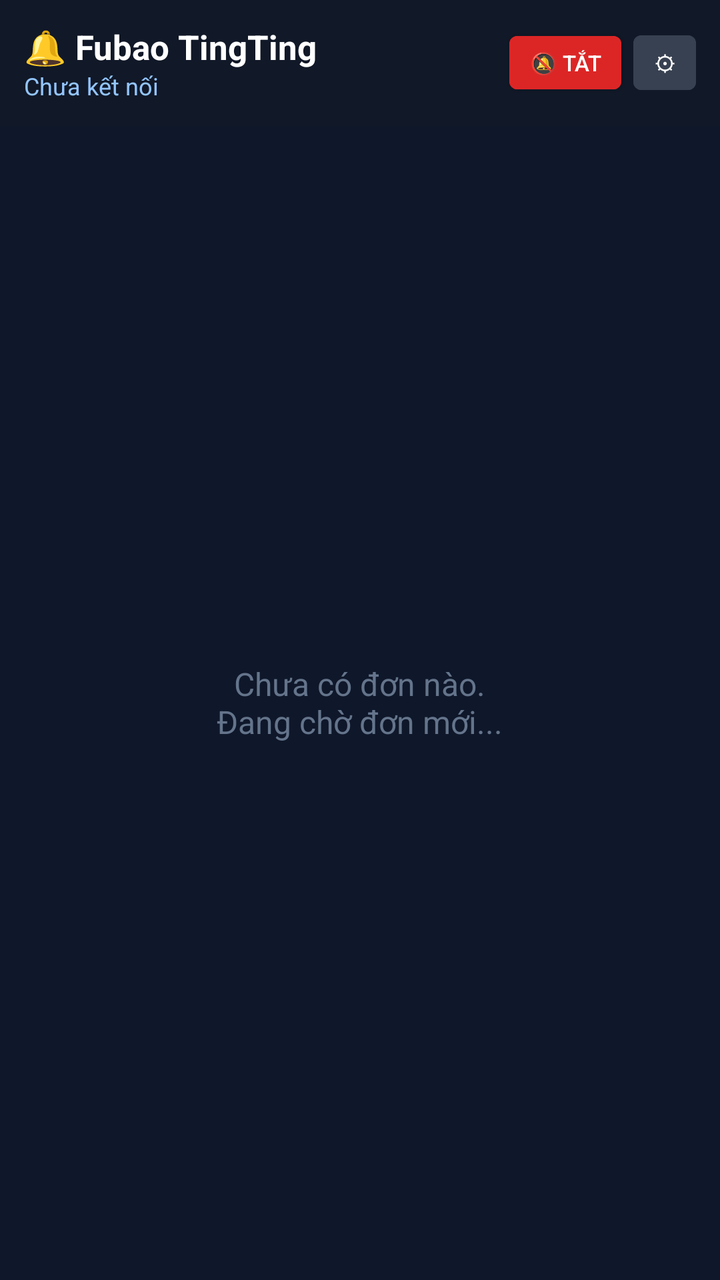
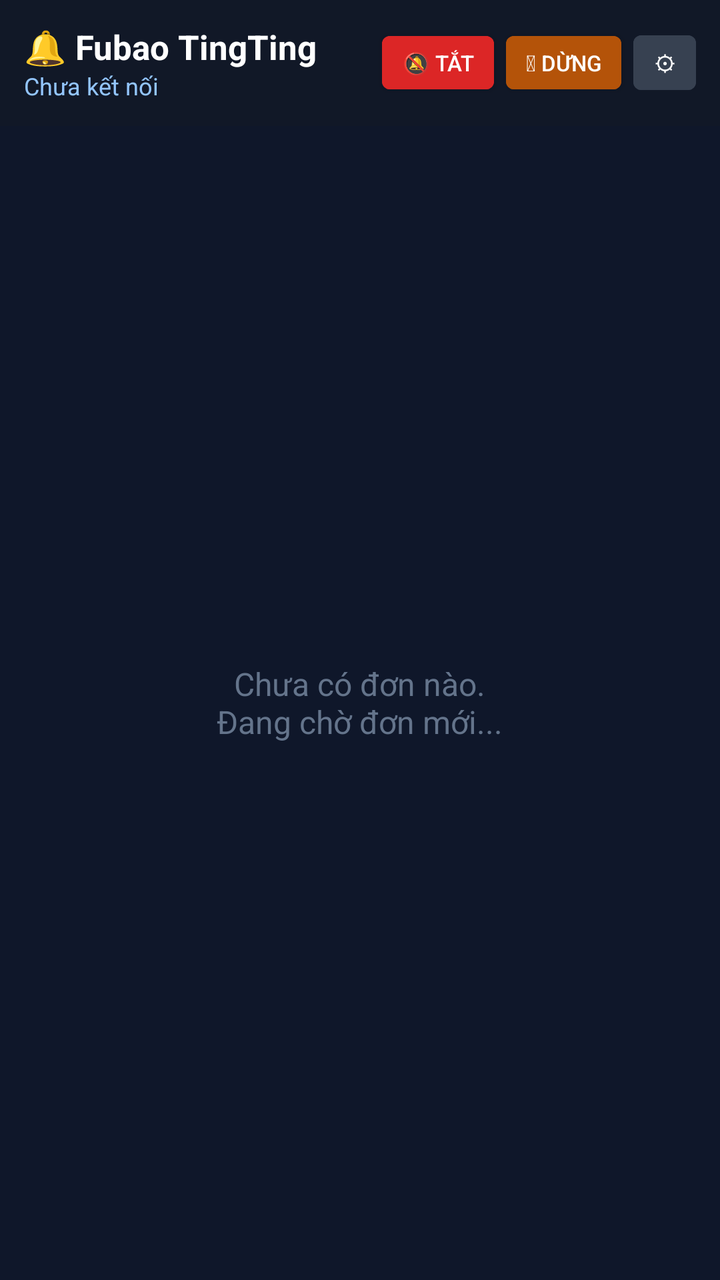

The first picture is an Android layout as it rendered before a commit; the second is the same layout after the commit. The layout source and the unified diff follow.
<!-- AndroidManifest.xml: application theme Theme.FubaoOrder -->
<!-- res/layout/activity_main.xml -->
<?xml version="1.0" encoding="utf-8"?>
<LinearLayout xmlns:android="http://schemas.android.com/apk/res/android"
    android:layout_width="match_parent"
    android:layout_height="match_parent"
    android:orientation="vertical"
    android:background="#0F172A">

    
    <LinearLayout
        android:layout_width="match_parent"
        android:layout_height="wrap_content"
        android:orientation="horizontal"
        android:gravity="center_vertical"
        android:background="#111827"
        android:padding="12dp">

        <LinearLayout
            android:layout_width="0dp"
            android:layout_height="wrap_content"
            android:layout_weight="1"
            android:orientation="vertical">

            <TextView
                android:layout_width="wrap_content"
                android:layout_height="wrap_content"
                android:text="🔔 Fubao TingTing"
                android:textColor="#FFFFFF"
                android:textSize="17sp"
                android:textStyle="bold" />

            <TextView
                android:id="@+id/txtStatus"
                android:layout_width="wrap_content"
                android:layout_height="wrap_content"
                android:text="Chưa kết nối"
                android:textColor="#93C5FD"
                android:textSize="12sp" />
        </LinearLayout>

        <Button
            android:id="@+id/btnStopAlarm"
            android:layout_width="wrap_content"
            android:layout_height="wrap_content"
            android:text="🔕 Tắt"
            android:textSize="11sp"
            android:letterSpacing="0"
            android:minWidth="0dp"
            android:minHeight="0dp"
            android:insetTop="0dp"
            android:insetBottom="0dp"
            android:paddingLeft="10dp"
            android:paddingRight="10dp"
            android:paddingTop="6dp"
            android:paddingBottom="6dp"
            android:backgroundTint="#DC2626"
            android:textColor="#FFFFFF" />

        <Button
            android:id="@+id/btnSettings"
            android:layout_width="wrap_content"
            android:layout_height="wrap_content"
            android:layout_marginStart="6dp"
            android:text="⚙"
            android:textSize="11sp"
            android:minWidth="0dp"
            android:minHeight="0dp"
            android:insetTop="0dp"
            android:insetBottom="0dp"
            android:paddingLeft="10dp"
            android:paddingRight="10dp"
            android:paddingTop="6dp"
            android:paddingBottom="6dp"
            android:backgroundTint="#374151"
            android:textColor="#FFFFFF" />
    </LinearLayout>

    <FrameLayout
        android:layout_width="match_parent"
        android:layout_height="0dp"
        android:layout_weight="1">

        <androidx.recyclerview.widget.RecyclerView
            android:id="@+id/recycler"
            android:layout_width="match_parent"
            android:layout_height="match_parent"
            android:clipToPadding="false"
            android:padding="8dp" />

        <TextView
            android:id="@+id/txtEmpty"
            android:layout_width="wrap_content"
            android:layout_height="wrap_content"
            android:layout_gravity="center"
            android:text="Chưa có đơn nào.\nĐang chờ đơn mới..."
            android:gravity="center"
            android:textColor="#64748B"
            android:textSize="16sp" />
    </FrameLayout>
</LinearLayout>
<!-- resources referenced by this layout -->
<resources>
  <style name="Theme.FubaoOrder" parent="Theme.MaterialComponents.DayNight.NoActionBar">
          <item name="colorPrimary">#F59E0B</item>
          <item name="colorPrimaryVariant">#D97706</item>
          <item name="colorOnPrimary">#111827</item>
          <item name="android:statusBarColor">#111827</item>
      </style>
</resources>

<!-- the commit's change to res/layout/activity_main.xml (unified diff, before → after) -->
@@ -56,6 +56,25 @@
             android:textColor="#FFFFFF" />
 
         <Button
+            android:id="@+id/btnStopApp"
+            android:layout_width="wrap_content"
+            android:layout_height="wrap_content"
+            android:layout_marginStart="6dp"
+            android:text="⏻ Dừng"
+            android:textSize="11sp"
+            android:letterSpacing="0"
+            android:minWidth="0dp"
+            android:minHeight="0dp"
+            android:insetTop="0dp"
+            android:insetBottom="0dp"
+            android:paddingLeft="10dp"
+            android:paddingRight="10dp"
+            android:paddingTop="6dp"
+            android:paddingBottom="6dp"
+            android:backgroundTint="#B45309"
+            android:textColor="#FFFFFF" />
+
+        <Button
             android:id="@+id/btnSettings"
             android:layout_width="wrap_content"
             android:layout_height="wrap_content"
